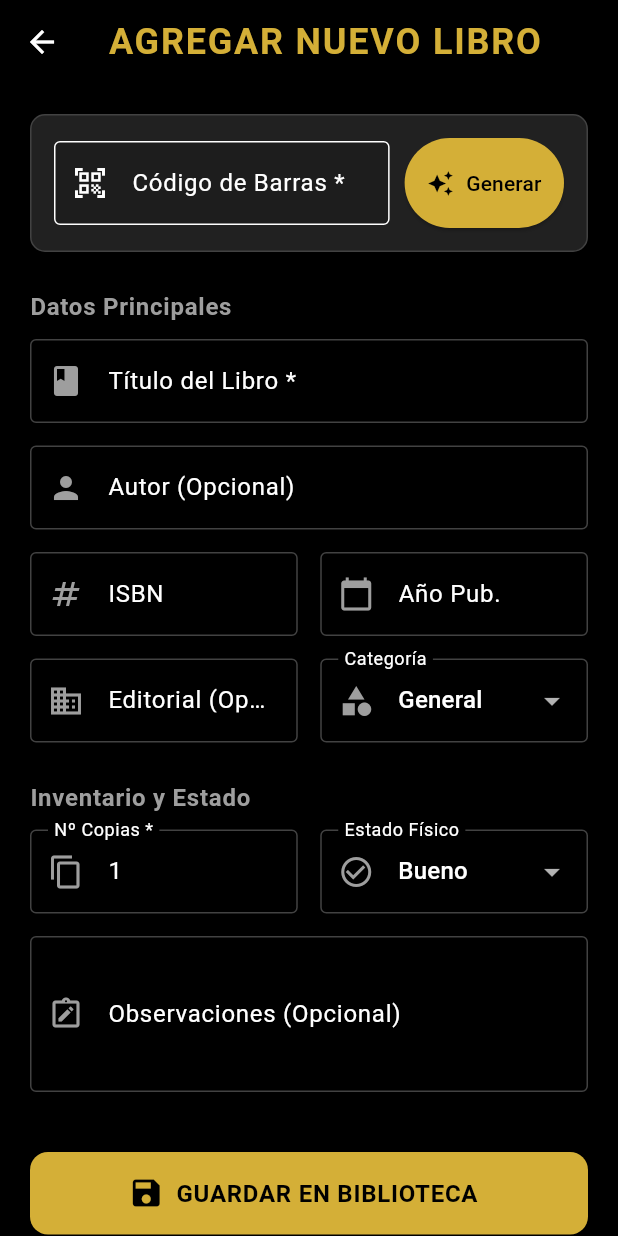
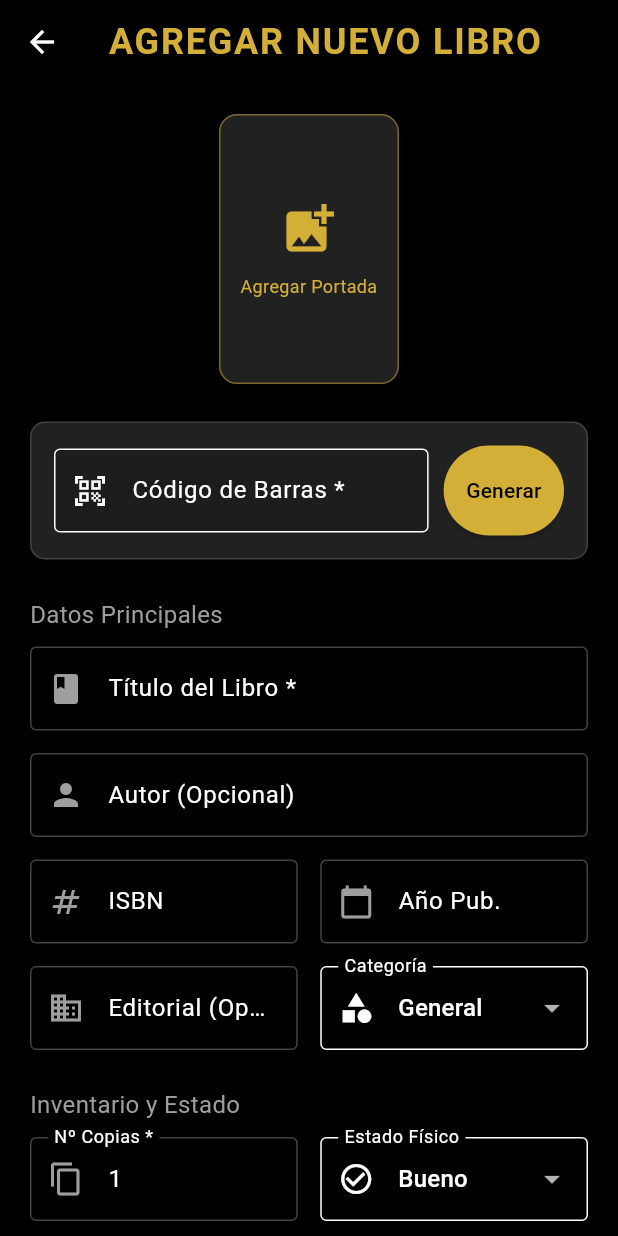
Before and after one commit to sebastiansaavedra1105-arch/biblioteca, a Flutter app: the AgregarLibroScreen screen opened directly, on a phone screen of 412 x 824 dp. Run offline on Flutter 3.47's test engine with Material 3 defaults, Android fonts, the phone set to English and light mode, and no system bars; our stand-ins replace barcode_widget, image_picker, sqflite, sqflite_common_ffi; accounts and stored records are empty.

Commit message:
Lógica inicial de agregar libros, catálogo y dashboard ( falta implementación completa de subida de imágenes)

```diff
--- a/lib/features/dashboard/screens/agregar_libro_screen.dart
+++ b/lib/features/dashboard/screens/agregar_libro_screen.dart
@@ -1,6 +1,9 @@
+import 'dart:io';
 import 'dart:math';
+import 'dart:typed_data';
 import 'package:flutter/material.dart';
 import 'package:barcode_widget/barcode_widget.dart';
+import 'package:image_picker/image_picker.dart';
 import '../../../core/database/database_service.dart';
 
 class AgregarLibroScreen extends StatefulWidget {
@@ -13,7 +16,6 @@ class AgregarLibroScreen extends StatefulWidget {
 class _AgregarLibroScreenState extends State<AgregarLibroScreen> {
   final _formKey = GlobalKey<FormState>();
 
-  // Controladores
   final _codigoController = TextEditingController();
   final _tituloController = TextEditingController();
   final _autorController = TextEditingController();
@@ -23,37 +25,38 @@ class _AgregarLibroScreenState extends State<AgregarLibroScreen> {
   final _copiasController = TextEditingController(text: '1');
   final _observacionController = TextEditingController();
 
-  // Variables de estado
   bool _isLoading = false;
   String _estadoSeleccionado = 'Bueno';
-  String _categoriaSeleccionada = 'General';
+  final List<String> _estados = ['Nuevo', 'Bueno', 'Regular', 'Malo', 'Deteriorado'];
 
-  final List<String> _estados = ['Nuevo', 'Bueno', 'Regular', 'Malo', 'Deteriorado'];
-  final List<String> _categorias = ['General', 'Ciencia', 'Historia', 'Tecnología', 'Infantil'];
+  File? _imageFile;
+  Uint8List? _imageBytes;
 
-  @override
-  void dispose() {
-    _codigoController.dispose();
-    _tituloController.dispose();
-    _autorController.dispose();
-    _isbnController.dispose();
-    _editorialController.dispose();
-    _anioController.dispose();
-    _copiasController.dispose();
-    _observacionController.dispose();
-    super.dispose();
-  }
-
-  /// Genera un código automático tipo LIB12345678
   void _generarCodigoAutomatico() {
-    final random = Random();
-    final numero = 10000000 + random.nextInt(90000000);
+    final numero = 10000000 + Random().nextInt(90000000);
     setState(() {
       _codigoController.text = "LIB$numero";
     });
   }
 
-  /// Guarda el libro en la base de datos
+  Future<void> _pickImage() async {
+    final picker = ImagePicker();
+    // Comprimimos la imagen para que la BD no pese demasiado
+    final pickedFile = await picker.pickImage(
+      source: ImageSource.gallery,
+      maxWidth: 600,
+      imageQuality: 50
+    );
+
+    if (pickedFile != null) {
+      final bytes = await pickedFile.readAsBytes();
+      setState(() {
+        _imageFile = File(pickedFile.path);
+        _imageBytes = bytes;
+      });
+    }
+  }
+
   Future<void> _guardarLibro() async {
     if (!_formKey.currentState!.validate()) return;
 
@@ -63,45 +66,32 @@ class _AgregarLibroScreenState extends State<AgregarLibroScreen> {
       final int copias = int.parse(_copiasController.text);
 
       await DatabaseService().insertarLibro({
-        'codigo_barras': _codigoController.text.trim(),
-        'titulo': _tituloController.text.trim(),
-        'autor': _autorController.text.trim().isEmpty ? 'Anónimo' : _autorController.text.trim(),
-        'isbn': _isbnController.text.trim().isEmpty ? 'S/N' : _isbnController.text.trim(),
+        'codigo_barras': _codigoController.text,
+        'titulo': _tituloController.text,
+        'autor': _autorController.text.isEmpty ? 'Anónimo' : _autorController.text,
+        'isbn': _isbnController.text.isEmpty ? 'S/N' : _isbnController.text,
         'anio': int.tryParse(_anioController.text) ?? DateTime.now().year,
-        'editorial': _editorialController.text.trim().isEmpty ? 'Sin Editorial' : _editorialController.text.trim(),
-        'categoria': _categoriaSeleccionada,
+        'editorial': _editorialController.text.isEmpty ? 'Sin Editorial' : _editorialController.text,
+        'categoria': 'General',
         'copias': copias,
         'copias_disponibles': copias,
         'estado': _estadoSeleccionado,
-        'observacion': _observacionController.text.trim(),
+        'observacion': _observacionController.text,
+        'foto_bytes': _imageBytes,
       });
 
       if (!mounted) return;
 
       ScaffoldMessenger.of(context).showSnackBar(
-        const SnackBar(
-          content: Text('✅ Libro agregado correctamente'),
-          backgroundColor: Colors.green,
-          duration: Duration(seconds: 2),
-        ),
+        const SnackBar(content: Text('✅ Libro agregado correctamente'), backgroundColor: Colors.green),
       );
-
-      Navigator.pop(context, true); // Retorna true para indicar que se agregó un libro
-
+      Navigator.pop(context, true);
     } catch (e) {
-      if (!mounted) return;
-
       ScaffoldMessenger.of(context).showSnackBar(
-        SnackBar(
-          content: Text('❌ Error: ${e.toString().contains('UNIQUE') ? 'El código de barras ya existe' : 'No se pudo guardar el libro'}'),
-          backgroundColor: Colors.red,
-          duration: const Duration(seconds: 3),
-        ),
+        const SnackBar(content: Text('Error: El código de barras ya existe.'), backgroundColor: Colors.red),
       );
     } finally {
-      if (mounted) {
-        setState(() => _isLoading = false);
-      }
+      setState(() => _isLoading = false);
     }
   }
 
@@ -110,10 +100,7 @@ class _AgregarLibroScreenState extends State<AgregarLibroScreen> {
     final colorDorado = Theme.of(context).colorScheme.primary;
 
     return Scaffold(
-      appBar: AppBar(
-        title: const Text('AGREGAR NUEVO LIBRO'),
-        elevation: 0,
-      ),
+      appBar: AppBar(title: const Text('AGREGAR NUEVO LIBRO')),
       body: SingleChildScrollView(
         padding: const EdgeInsets.all(20),
         child: Form(
@@ -121,103 +108,159 @@ class _AgregarLibroScreenState extends State<AgregarLibroScreen> {
           child: Column(
             crossAxisAlignment: CrossAxisAlignment.start,
             children: [
-              // --- SECCIÓN CÓDIGO DE BARRAS ---
-              _buildSeccionCodigoBarras(colorDorado),
+              Center(
+                child: GestureDetector(
+                  onTap: _pickImage,
+                  child: Container(
+                    width: 120,
+                    height: 180,
+                    decoration: BoxDecoration(
+                      color: Colors.grey[900],
+                      borderRadius: BorderRadius.circular(12),
+                      border: Border.all(color: colorDorado.withOpacity(0.5)),
+                      image: _imageFile != null
+                        ? DecorationImage(image: FileImage(_imageFile!), fit: BoxFit.cover)
+                        : null
+                    ),
+                    child: _imageFile == null
+                        ? Column(
+                            mainAxisAlignment: MainAxisAlignment.center,
+                            children: [
+                              Icon(Icons.add_photo_alternate, color: colorDorado, size: 40),
+                              const SizedBox(height: 10),
+                              Text("Agregar Portada", textAlign: TextAlign.center, style: TextStyle(color: colorDorado, fontSize: 12))
+                            ],
+                          )
+                        : null,
+                  ),
+                ),
+              ),
+              const SizedBox(height: 25),
+
+              Container(
+                padding: const EdgeInsets.all(15),
+                decoration: BoxDecoration(
+                  color: Colors.grey[900],
+                  borderRadius: BorderRadius.circular(10),
+                  border: Border.all(color: Colors.grey[800]!)
+                ),
+                child: Column(
+                  children: [
+                    Row(
+                      children: [
+                        Expanded(
+                          child: TextFormField(
+                            controller: _codigoController,
+                            style: const TextStyle(color: Colors.white, fontWeight: FontWeight.bold),
+                            decoration: const InputDecoration(
+                              labelText: 'Código de Barras *',
+                              border: OutlineInputBorder(),
+                              prefixIcon: Icon(Icons.qr_code_scanner), // CORREGIDO AQUÍ
+                              filled: true,
+                              fillColor: Colors.black12,
+                            ),
+                            validator: (v) => v!.isEmpty ? 'Requerido' : null,
+                            onChanged: (val) => setState(() {}),
+                          ),
+                        ),
+                        const SizedBox(width: 10),
+                        ElevatedButton(
+                          onPressed: _generarCodigoAutomatico,
+                          style: ElevatedButton.styleFrom(
+                            backgroundColor: colorDorado,
+                            foregroundColor: Colors.black,
+                            padding: const EdgeInsets.symmetric(vertical: 20, horizontal: 15)
+                          ),
+                          child: const Text("Generar"),
+                        )
+                      ],
+                    ),
+
+                    if (_codigoController.text.isNotEmpty)
+                      Padding(
+                        padding: const EdgeInsets.only(top: 15.0),
+                        child: Container(
+                          padding: const EdgeInsets.all(10),
+                          color: Colors.white,
+                          child: BarcodeWidget(
+                            barcode: Barcode.code128(),
+                            data: _codigoController.text,
+                            width: 200,
+                            height: 60,
+                            drawText: true,
+                          ),
+                        ),
+                      ),
+                  ],
+                ),
+              ),
 
               const SizedBox(height: 25),
-              _buildSeccionHeader('Datos Principales'),
+              const Text("Datos Principales", style: TextStyle(color: Colors.grey, fontSize: 16)),
               const SizedBox(height: 10),
 
-              // Título (Requerido)
-              _buildInput(
-                'Título del Libro *',
-                _tituloController,
-                icon: Icons.book,
-                required: true,
-              ),
+              _buildInput('Título del Libro *', _tituloController, icon: Icons.book, required: true),
               const SizedBox(height: 15),
 
-              // Autor (Opcional)
-              _buildInput(
-                'Autor (Opcional)',
-                _autorController,
-                icon: Icons.person,
-                hint: 'Ej: Gabriel García Márquez',
-              ),
+              _buildInput('Autor (Opcional)', _autorController, icon: Icons.person),
               const SizedBox(height: 15),
 
-              // Fila: ISBN y Año
               Row(
                 children: [
-                  Expanded(
-                    child: _buildInput(
-                      'ISBN',
-                      _isbnController,
-                      icon: Icons.numbers,
-                      hint: 'Ej: 978-0307474728',
-                    ),
-                  ),
+                  Expanded(child: _buildInput('ISBN', _isbnController, icon: Icons.numbers)),
                   const SizedBox(width: 15),
-                  Expanded(
-                    child: _buildInput(
-                      'Año Pub.',
-                      _anioController,
-                      icon: Icons.calendar_today,
-                      isNumber: true,
-                      hint: 'Ej: 2008',
-                    ),
-                  ),
+                  Expanded(child: _buildInput('Año Pub.', _anioController, icon: Icons.calendar_today, isNumber: true)),
                 ],
               ),
               const SizedBox(height: 15),
 
-              // Fila: Editorial y Categoría
               Row(
                 children: [
-                  Expanded(
-                    child: _buildInput(
-                      'Editorial (Opcional)',
-                      _editorialController,
-                      icon: Icons.business,
-                      hint: 'Ej: Prentice Hall',
-                    ),
-                  ),
+                  Expanded(child: _buildInput('Editorial (Opcional)', _editorialController, icon: Icons.business)),
                   const SizedBox(width: 15),
                   Expanded(
-                    child: _buildDropdown(
-                      label: 'Categoría',
-                      icon: Icons.category,
-                      value: _categoriaSeleccionada,
-                      items: _categorias,
-                      onChanged: (val) => setState(() => _categoriaSeleccionada = val!),
-                    ),
+                    child: DropdownButtonFormField<String>(
+                      value: 'General',
+                      decoration: const InputDecoration(
+                        labelText: 'Categoría',
+                        border: OutlineInputBorder(),
+                        prefixIcon: Icon(Icons.category)
+                      ),
+                      dropdownColor: Colors.grey[900],
+                      items: ['General', 'Novela', 'Ciencia', 'Historia', 'Tecnología', 'Infantil']
+                          .map((e) => DropdownMenuItem(value: e, child: Text(e, style: const TextStyle(color: Colors.white))))
+                          .toList(),
+                      onChanged: (val) {},
+                    )
                   ),
                 ],
               ),
 
               const SizedBox(height: 25),
-              _buildSeccionHeader('Inventario y Estado'),
+              const Text("Inventario y Estado", style: TextStyle(color: Colors.grey, fontSize: 16)),
               const SizedBox(height: 10),
 
-              // Fila: Copias y Estado
               Row(
                 children: [
                   Expanded(
-                    child: _buildInput(
-                      'Nº Copias *',
-                      _copiasController,
-                      icon: Icons.content_copy,
-                      isNumber: true,
-                      required: true,
-                    ),
+                    child: _buildInput('Nº Copias *', _copiasController, icon: Icons.copy, isNumber: true, required: true)
                   ),
                   const SizedBox(width: 15),
                   Expanded(
-                    child: _buildDropdown(
-                      label: 'Estado Físico',
-                      icon: Icons.check_circle_outline,
+                    child: DropdownButtonFormField<String>(
                       value: _estadoSeleccionado,
-                      items: _estados,
+                      dropdownColor: Colors.grey[900],
+                      decoration: const InputDecoration(
+                        labelText: 'Estado Físico',
+                        border: OutlineInputBorder(),
+                        prefixIcon: Icon(Icons.check_circle_outline)
+                      ),
+                      items: _estados.map((estado) {
+                        return DropdownMenuItem(
+                          value: estado,
+                          child: Text(estado, style: const TextStyle(color: Colors.white)),
+                        );
+                      }).toList(),
                       onChanged: (val) => setState(() => _estadoSeleccionado = val!),
                     ),
                   ),
@@ -226,29 +269,22 @@ class _AgregarLibroScreenState extends State<AgregarLibroScreen> {
 
               const SizedBox(height: 15),
 
-              // Observación
               TextFormField(
                 controller: _observacionController,
-                maxLines: 3,
+                maxLines: 2,
                 style: const TextStyle(color: Colors.white),
                 decoration: InputDecoration(
                   labelText: 'Observaciones (Opcional)',
-                  hintText: 'Ej: Tapa rayada, edición especial, incluye CD...',
-                  hintStyle: TextStyle(color: Colors.grey[600], fontSize: 13),
-                  prefixIcon: const Icon(Icons.note_alt_outlined, color: Colors.grey),
+                  hintText: 'Ej: Tapa un poco rayada, edición especial...',
+                  hintStyle: TextStyle(color: Colors.grey[600]),
+                  prefixIcon: const Icon(Icons.note, color: Colors.grey),
                   border: const OutlineInputBorder(),
-                  enabledBorder: OutlineInputBorder(
-                    borderSide: BorderSide(color: Colors.grey[800]!),
-                  ),
-                  focusedBorder: OutlineInputBorder(
-                    borderSide: BorderSide(color: colorDorado, width: 2),
-                  ),
+                  enabledBorder: OutlineInputBorder(borderSide: BorderSide(color: Colors.grey[800]!)),
                 ),
               ),
 
               const SizedBox(height: 40),
 
-              // Botón Guardar
               SizedBox(
                 width: double.infinity,
                 height: 55,
@@ -256,30 +292,14 @@ class _AgregarLibroScreenState extends State<AgregarLibroScreen> {
                   style: ElevatedButton.styleFrom(
                     backgroundColor: colorDorado,
                     foregroundColor: Colors.black,
-                    shape: RoundedRectangleBorder(
-                      borderRadius: BorderRadius.circular(12),
-                    ),
-                    elevation: 3,
+                    shape: RoundedRectangleBorder(borderRadius: BorderRadius.circular(12))
                   ),
                   onPressed: _isLoading ? null : _guardarLibro,
                   icon: _isLoading
-                    ? const SizedBox(
-                        width: 20,
-                        height: 20,
-                        child: CircularProgressIndicator(
-                          color: Colors.black,
-                          strokeWidth: 2,
-                        ),
-                      )
-                    : const Icon(Icons.save, size: 24),
-                  label: Text(
-                    _isLoading ? 'GUARDANDO...' : 'GUARDAR EN BIBLIOTECA',
-                    style: const TextStyle(
-                      fontWeight: FontWeight.bold,
-                      fontSize: 16,
-                      letterSpacing: 0.5,
-                    ),
-                  ),
+                    ? const SizedBox(width: 20, height: 20, child: CircularProgressIndicator(color: Colors.black, strokeWidth: 2))
+                    : const Icon(Icons.save),
+                  label: Text(_isLoading ? ' GUARDANDO...' : 'GUARDAR EN BIBLIOTECA',
+                    style: const TextStyle(fontWeight: FontWeight.bold, fontSize: 16)),
                 ),
               ),
               const SizedBox(height: 20),
@@ -290,160 +310,19 @@ class _AgregarLibroScreenState extends State<AgregarLibroScreen> {
     );
   }
 
-  /// Widget: Sección del código de barras con visualización
-  Widget _buildSeccionCodigoBarras(Color colorDorado) {
-    return Container(
-      padding: const EdgeInsets.all(15),
-      decoration: BoxDecoration(
-        color: Colors.grey[900],
-        borderRadius: BorderRadius.circular(10),
-        border: Border.all(color: Colors.grey[800]!),
-      ),
-      child: Column(
-        children: [
-          Row(
-            children: [
-              Expanded(
-                child: TextFormField(
-                  controller: _codigoController,
-                  style: const TextStyle(
-                    color: Colors.white,
-                    fontWeight: FontWeight.bold,
-                    fontSize: 16,
-                  ),
-                  decoration: const InputDecoration(
-                    labelText: 'Código de Barras *',
-                    border: OutlineInputBorder(),
-                    prefixIcon: Icon(Icons.qr_code_scanner),
-                    filled: true,
-                    fillColor: Colors.black12,
-                  ),
-                  validator: (v) => v == null || v.trim().isEmpty ? 'Campo requerido' : null,
-                  onChanged: (val) => setState(() {}),
-                ),
-              ),
-              const SizedBox(width: 10),
-              ElevatedButton.icon(
-                onPressed: _generarCodigoAutomatico,
-                style: ElevatedButton.styleFrom(
-                  backgroundColor: colorDorado,
-                  foregroundColor: Colors.black,
-                  padding: const EdgeInsets.symmetric(vertical: 20, horizontal: 15),
-                ),
-                icon: const Icon(Icons.auto_awesome),
-                label: const Text("Generar"),
-              )
-            ],
-          ),
-
-          // Visualización del código de barras
-          if (_codigoController.text.trim().isNotEmpty)
-            Padding(
-              padding: const EdgeInsets.only(top: 15.0),
-              child: Container(
-                padding: const EdgeInsets.all(10),
-                decoration: BoxDecoration(
-                  color: Colors.white,
-                  borderRadius: BorderRadius.circular(8),
-                ),
-                child: BarcodeWidget(
-                  barcode: Barcode.code128(),
-                  data: _codigoController.text.trim(),
-                  width: 200,
-                  height: 60,
-                  drawText: true,
-                  style: const TextStyle(fontSize: 12),
-                ),
-              ),
-            ),
-        ],
-      ),
-    );
-  }
-
-  /// Widget: Header de sección
-  Widget _buildSeccionHeader(String titulo) {
-    return Text(
-      titulo,
-      style: const TextStyle(
-        color: Colors.grey,
-        fontSize: 16,
-        fontWeight: FontWeight.w600,
-        letterSpacing: 0.5,
-      ),
-    );
-  }
-
-  /// Widget: Campo de texto reutilizable
-  Widget _buildInput(
-    String label,
-    TextEditingController controller, {
-    IconData? icon,
-    bool isNumber = false,
-    bool required = false,
-    String? hint,
-  }) {
+  Widget _buildInput(String label, TextEditingController controller, {IconData? icon, bool isNumber = false, bool required = false}) {
     return TextFormField(
       controller: controller,
       keyboardType: isNumber ? TextInputType.number : TextInputType.text,
       style: const TextStyle(color: Colors.white),
-      validator: required
-        ? (v) => v == null || v.trim().isEmpty ? 'Campo requerido' : null
-        : null,
+      validator: required ? (v) => v!.isEmpty ? 'Campo requerido' : null : null,
       decoration: InputDecoration(
         labelText: label,
-        hintText: hint,
-        hintStyle: TextStyle(color: Colors.grey[600], fontSize: 13),
         prefixIcon: icon != null ? Icon(icon, color: Colors.grey) : null,
         border: const OutlineInputBorder(),
-        enabledBorder: OutlineInputBorder(
-          borderSide: BorderSide(color: Colors.grey[800]!),
-        ),
-        focusedBorder: OutlineInputBorder(
-          borderSide: BorderSide(
-            color: Theme.of(context).colorScheme.primary,
-            width: 2,
-          ),
-        ),
+        enabledBorder: OutlineInputBorder(borderSide: BorderSide(color: Colors.grey[800]!)),
+        focusedBorder: OutlineInputBorder(borderSide: BorderSide(color: Theme.of(context).colorScheme.primary)),
       ),
     );
   }
-
-  /// Widget: Dropdown reutilizable
-  Widget _buildDropdown({
-    required String label,
-    required IconData icon,
-    required String value,
-    required List<String> items,
-    required ValueChanged<String?> onChanged,
-  }) {
-    return DropdownButtonFormField<String>(
-      value: value,
-      dropdownColor: Colors.grey[900],
-      decoration: InputDecoration(
-        labelText: label,
-        border: const OutlineInputBorder(),
-        prefixIcon: Icon(icon, color: Colors.grey),
-        enabledBorder: OutlineInputBorder(
-          borderSide: BorderSide(color: Colors.grey[800]!),
-        ),
-        focusedBorder: OutlineInputBorder(
-          borderSide: BorderSide(
-            color: Theme.of(context).colorScheme.primary,
-            width: 2,
-          ),
-        ),
-      ),
-      items: items.map((item) {
-        return DropdownMenuItem(
-          value: item,
-          child: Text(
-            item,
-            style: const TextStyle(color: Colors.white),
-          ),
-        );
-      }).toList(),
-      onChanged: onChanged,
-    );
-  }
 }
--- a/pubspec.yaml
+++ b/pubspec.yaml
@@ -20,6 +20,7 @@ dependencies:
   sqlite3_flutter_libs: ^0.5.40
   crypto: ^3.0.7
   barcode_widget: ^2.0.4
+  image_picker: ^1.1.2
 
 dev_dependencies:
   flutter_test:
```
Also changed, not shown: lib/core/database/database_service.dart (+11 -25 lines), lib/features/catalogo_publico/screens/catalogo_screen.dart (+32 -19 lines), lib/features/dashboard/screens/dashboard_screen.dart (+18 -30 lines), pubspec.lock, 5 other files.
